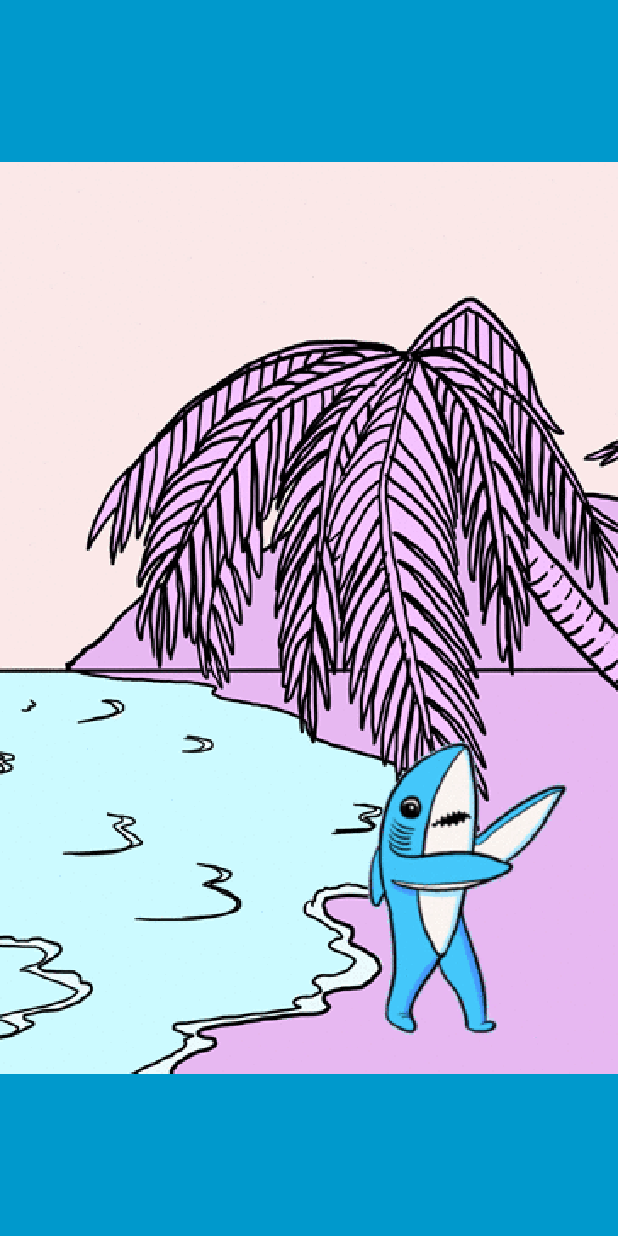
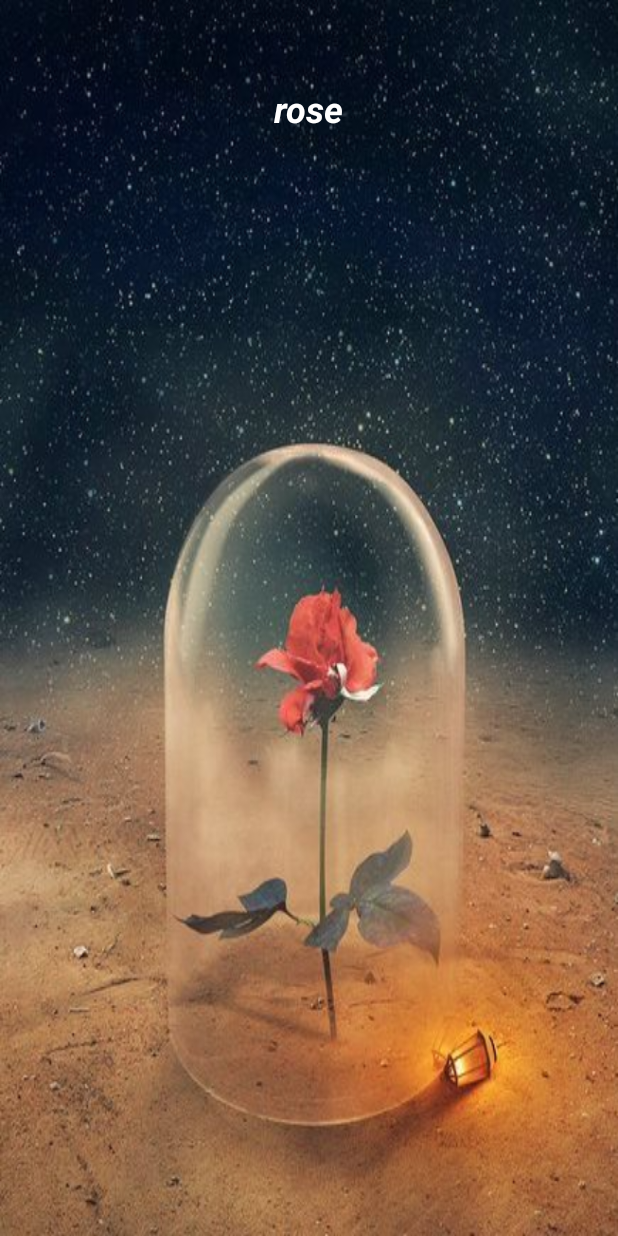
Before and after one commit to daram529/GoGoFishy, an Android app: the layout fishy_widget.xml on its own in the app's theme, with its tools: preview values and no code run, on a phone screen of 412 x 824 dp. Run offline under Robolectric (Android 15) with nearby library versions, the phone set to English and light mode, and no system bars.

Commit message:
changed to rose

```diff
--- a/app/build.gradle
+++ b/app/build.gradle
@@ -26,5 +26,6 @@ dependencies {
     })
     compile 'com.android.support:appcompat-v7:25.1.0'
     compile 'pl.droidsonroids.gif:android-gif-drawable:1.2.4'
+    compile 'com.android.volley:volley:1.0.0'
     testCompile 'junit:junit:4.12'
 }
--- a/app/src/main/AndroidManifest.xml
+++ b/app/src/main/AndroidManifest.xml
@@ -15,10 +15,12 @@
         android:label="@string/app_name"
         android:supportsRtl="true"
         android:theme="@style/AppTheme">
-        <activity android:name=".SplashActivity"
+        <activity
+            android:name=".SplashActivity"
             android:theme="@style/Theme.AppCompat.NoActionBar">
             <intent-filter>
                 <action android:name="android.intent.action.MAIN" />
+
                 <category android:name="android.intent.category.LAUNCHER" />
             </intent-filter>
         </activity>
--- a/app/src/main/java/com/cs496/gogofishy/App.java
+++ b/app/src/main/java/com/cs496/gogofishy/App.java
@@ -3,6 +3,9 @@ package com.cs496.gogofishy;
 import android.app.Application;
 import android.provider.Settings;
 import android.util.Log;
+
+import com.android.volley.RequestQueue;
+import com.android.volley.toolbox.Volley;
 
 import java.io.IOException;
 
--- a/app/src/main/java/com/cs496/gogofishy/MainActivity.java
+++ b/app/src/main/java/com/cs496/gogofishy/MainActivity.java
@@ -60,7 +60,7 @@ public class MainActivity extends AppCompatActivity {
         RelativeLayout bg = (RelativeLayout) findViewById(R.id.activity_main);
         GifDrawable oceangif = null;
         try {
-            oceangif = new GifDrawable(getAssets(), "beach.gif" );
+            oceangif = new GifDrawable(getAssets(), "rosing.gif" );
             bg.setBackground(oceangif);
         } catch (IOException e) {
             e.printStackTrace();
--- a/app/src/main/res/layout/activity_main.xml
+++ b/app/src/main/res/layout/activity_main.xml
@@ -10,7 +10,8 @@
     <pl.droidsonroids.gif.GifImageView
         android:layout_width="match_parent"
         android:layout_height="match_parent"
-        android:id="@+id/main_bg"
+        android:id="@+id/rose"
+
         android:scaleType="centerCrop" />
 
     <Button
--- a/app/src/main/res/layout/fishy_widget.xml
+++ b/app/src/main/res/layout/fishy_widget.xml
@@ -1,7 +1,7 @@
 <RelativeLayout xmlns:android="http://schemas.android.com/apk/res/android"
     android:layout_width="match_parent"
     android:layout_height="match_parent"
-    android:background="#09C"
+    android:background="@drawable/rose_widget"
     android:padding="@dimen/widget_margin">
 
 
@@ -9,20 +9,15 @@
         android:id="@+id/appwidget_text"
         android:layout_width="wrap_content"
         android:layout_height="wrap_content"
-        android:layout_centerHorizontal="true"
-        android:layout_centerVertical="true"
-        android:layout_margin="8dp"
-        android:background="#09C"
         android:contentDescription="@string/appwidget_text"
-        android:text="@string/appwidget_text"
+        android:text="rose"
         android:textColor="#ffffff"
         android:textSize="24sp"
-        android:textStyle="bold|italic" />
-
-    <ImageView
-        android:layout_width="match_parent"
-        android:layout_height="match_parent"
-        android:src="@drawable/beach">
-    </ImageView>
+        android:textStyle="bold|italic"
+        android:layout_marginLeft="8dp"
+        android:layout_marginRight="8dp"
+        android:layout_marginTop="56dp"
+        android:layout_alignParentTop="true"
+        android:layout_centerHorizontal="true" />
 
 </RelativeLayout>
```
Also changed, not shown: app/src/main/java/com/cs496/gogofishy/RequestService.java (added, +83 -0 lines), app/src/main/java/layout/FishyWidget.java (+27 -1 lines), app/src/main/res/layout/activity_splash.xml (+10 -0 lines), app/src/main/assets/rosing.gif (added), app/src/main/res/drawable/rose.jpg (added), app/src/main/res/drawable/rose_widget.jpg (added).
